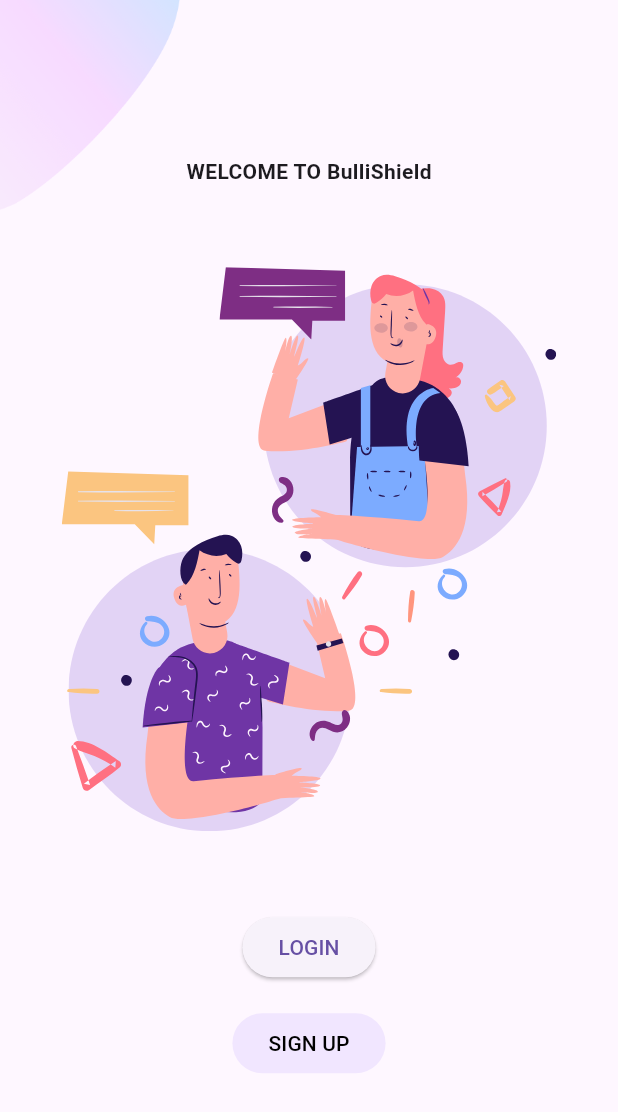
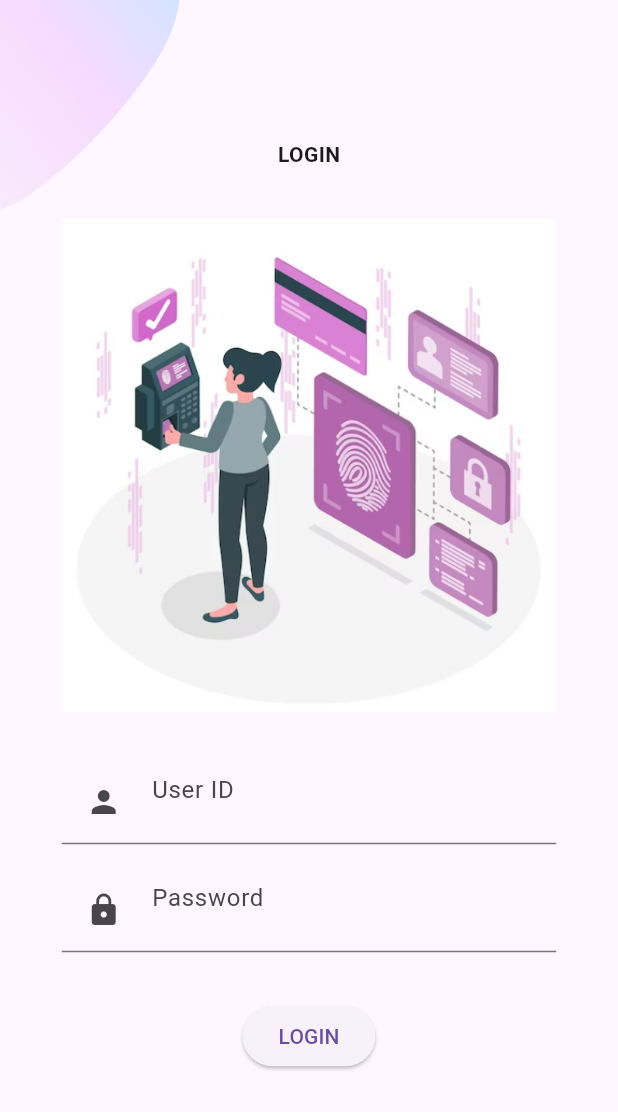
Before and after one commit to FarhanTahmid/Bullishield-Frontend, a Flutter app: the screen it shows after launch, after a tap on "LOGIN", on a phone screen of 412 x 824 dp. Shown: the top 1112 px of the screen. Run offline on Flutter 3.47's test engine with Material 3 defaults, Android fonts, the phone set to English and light mode, and no system bars; our stand-ins replace flutter_svg.

Commit message:
login done

```diff
--- /dev/null
+++ b/bullishield/lib/Screens/Login/components/login_form.dart
@@ -0,0 +1,206 @@
+import 'dart:convert';
+import 'dart:io';
+// import 'package:bullishield/Screens/HomePage/homepage.dart';
+import 'package:flutter/material.dart';
+// import 'package:fluttertoast/fluttertoast.dart';
+// import '../../../components/already_have_an_account_acheck.dart';
+import '../../../constants.dart';
+import '../../Signup/signup_screen.dart';
+// import 'package:http/http.dart' as http;
+// import 'package:bullishield/user.dart';
+// import 'package:bullishield/backend.dart';
+// import 'package:shared_preferences/shared_preferences.dart';
+
+class LoginForm extends StatefulWidget {
+  const LoginForm({super.key,});
+
+  @override
+  State<LoginForm> createState() => LoginFormState();
+}
+
+class LoginFormState extends State<LoginForm> {
+  // Defining Controller
+  final userIdController = TextEditingController();
+  final passwordController = TextEditingController();
+
+  // Storing the token
+  Future<void> storeToken(String token, String username) async {
+    // SharedPreferences prefs = await SharedPreferences.getInstance();
+    // await prefs.setString('token', token);
+    // await prefs.setString('username', username);
+  }
+
+  void login() async {
+    // Backend backend = Backend();
+    // String backendMeta = backend.backendMeta;
+    // String loginUrl = "$backendMeta/apis/login/";
+    // var recentUser = User();
+    // try {
+    //   var response = await http.post(Uri.parse(loginUrl), body: {
+    //     'username': userIdController.text.trim(),
+    //     'password': passwordController.text.trim(),
+    //   });
+
+    //   if ((response.statusCode) == 202) {
+    //     var data = jsonDecode(response.body);
+    //     String userAuthToken = data['token'];
+    //     // get user details via the api
+    //     var userDataURL = (backendMeta) +
+    //         '/apis/user_details/' +
+    //         userIdController.text.trim();
+    //     var getUserData = await http.get(Uri.parse(userDataURL));
+    //     var status = getUserData.statusCode;
+    //     if (getUserData.statusCode == 202) {
+    //       var userResponseData = jsonDecode(getUserData.body);
+
+    //       //Set the variables in User Class
+
+    //       recentUser.user_id = userResponseData['user_id'];
+    //       recentUser.organization_name = userResponseData['organization_name'];
+    //       recentUser.full_name = userResponseData['full_name'];
+    //       recentUser.user_picture = userResponseData['user_picture'];
+    //       recentUser.birth_date = userResponseData['birth_date'];
+    //       recentUser.contact_no = userResponseData['contact_no'];
+    //       recentUser.email_address = userResponseData['email_address'];
+    //       recentUser.home_address = userResponseData['home_address'];
+    //       recentUser.gender = userResponseData['gender'];
+    //       recentUser.is_proctor = userResponseData['is_proctor'];
+    //     }
+    //     if (Platform.isWindows) {
+    //       ScaffoldMessenger.of(context).showSnackBar(SnackBar(
+    //         content: Text("Login Successful!"),
+    //       ));
+    //     } else if (Platform.isAndroid) {
+    //       Fluttertoast.showToast(
+    //         msg: "Login Successful",
+    //         toastLength: Toast.LENGTH_SHORT,
+    //         gravity: ToastGravity.BOTTOM,
+    //         timeInSecForIosWeb: 1,
+    //         backgroundColor: Colors.grey[700],
+    //         textColor: Colors.white,
+    //         fontSize: 16.0,
+    //       );
+    //     }
+
+    //     //TODO:
+    //     //go to backends and get user information on arguments, fix api
+    //     //get response from the api and initialize and test 6s
+
+    //     // var get_user_info
+    //     // User current_user = User();
+    //     //Go to the homepage upon successful login
+    //     Navigator.push(
+    //       context,
+    //       MaterialPageRoute(
+    //           builder: (context) => HomePage(
+    //                 currentUser: recentUser,
+    //               )),
+    //     );
+    //   } else if ((response.statusCode) == 401) {
+    //     //show toast message upon unsuccessful login
+    //     if (Platform.isWindows) {
+    //       ScaffoldMessenger.of(context).showSnackBar(SnackBar(
+    //         content: Text("Login Wrong credentials! Try again!"),
+    //       ));
+    //     }
+
+    //     Fluttertoast.showToast(
+    //       msg: "Wrong credentials! Try again!",
+    //       toastLength: Toast.LENGTH_SHORT,
+    //       gravity: ToastGravity.BOTTOM,
+    //       timeInSecForIosWeb: 1,
+    //       backgroundColor: Colors.grey[700],
+    //       textColor: Colors.red,
+    //       fontSize: 16.0,
+    //     );
+    //   } else {
+    //     Fluttertoast.showToast(
+    //       msg: "Please check your network connection and Try again!",
+    //       toastLength: Toast.LENGTH_SHORT,
+    //       gravity: ToastGravity.BOTTOM,
+    //       timeInSecForIosWeb: 1,
+    //       backgroundColor: Colors.grey[700],
+    //       textColor: Colors.white,
+    //       fontSize: 16.0,
+    //     );
+    //   }
+    // } catch (e) {
+    //   if (Platform.isWindows) {
+    //     ScaffoldMessenger.of(context).showSnackBar(SnackBar(
+    //       content: Text("Please check your network connection and Try again!"),
+    //     ));
+    //   }
+    //   Fluttertoast.showToast(
+    //     msg: "Please check your network connection and Try again!",
+    //     toastLength: Toast.LENGTH_SHORT,
+    //     gravity: ToastGravity.BOTTOM,
+    //     timeInSecForIosWeb: 1,
+    //     backgroundColor: Colors.grey[700],
+    //     textColor: Colors.white,
+    //     fontSize: 16.0,
+    //   );
+    // }
+  }
+
+  @override
+  Widget build(BuildContext context) {
+    return Form(
+      child: Column(
+        children: [
+          TextFormField(
+            keyboardType: TextInputType.emailAddress,
+            textInputAction: TextInputAction.next,
+            cursorColor: kPrimaryColor,
+            controller: userIdController,
+            decoration: const InputDecoration(
+              hintText: "User ID",
+              prefixIcon: Padding(
+                padding: EdgeInsets.all(defaultPadding),
+                child: Icon(Icons.person),
+              ),
+            ),
+          ),
+          Padding(
+            padding: const EdgeInsets.symmetric(vertical: defaultPadding),
+            child: TextFormField(
+              textInputAction: TextInputAction.done,
+              obscureText: true,
+              cursorColor: kPrimaryColor,
+              controller: passwordController,
+              decoration: const InputDecoration(
+                hintText: "Password",
+                prefixIcon: Padding(
+                  padding: const EdgeInsets.all(defaultPadding),
+                  child: Icon(Icons.lock),
+                ),
+              ),
+            ),
+          ),
+          const SizedBox(height: defaultPadding),
+          Hero(
+            tag: "login_btn",
+            child: ElevatedButton(
+              onPressed: login,
+              child: Text(
+                "Login".toUpperCase(),
+              ),
+            ),
+          ),
+          const SizedBox(height: defaultPadding),
+          // AlreadyHaveAnAccountCheck(
+          //   press: () {
+          //     Navigator.push(
+          //       context,
+          //       MaterialPageRoute(
+          //         builder: (context) {
+          //           return SignUpScreen();
+          //         },
+          //       ),
+          //     );
+          //   },
+          // ),
+        ],
+      ),
+    );
+  }
+}
--- /dev/null
+++ b/bullishield/lib/Screens/Login/components/login_screen_top_image.dart
@@ -0,0 +1,30 @@
+import 'package:flutter/material.dart';
+import '../../../constants.dart';
+
+class LoginScreenTopImage extends StatelessWidget {
+  const LoginScreenTopImage({super.key,});
+
+  @override
+  Widget build(BuildContext context) {
+    return Column(
+      children: [
+        const Text(
+          "LOGIN",
+          style: TextStyle(fontWeight: FontWeight.bold),
+        ),
+        const SizedBox(height: defaultPadding * 2),
+        Row(
+          children: [
+            const Spacer(),
+            Expanded(
+              flex: 8,
+              child: Image.asset("assets/images/login.png"),
+            ),
+            const Spacer(),
+          ],
+        ),
+        const SizedBox(height: defaultPadding * 2),
+      ],
+    );
+  }
+}
--- /dev/null
+++ b/bullishield/lib/Screens/Login/login_screen.dart
@@ -0,0 +1,65 @@
+import 'package:flutter/material.dart';
+import 'package:bullishield/responsive.dart';
+
+import '../../components/background.dart';
+import 'components/login_form.dart';
+import 'components/login_screen_top_image.dart';
+
+class LoginScreen extends StatelessWidget {
+  const LoginScreen({Key? key}) : super(key: key);
+
+  @override
+  Widget build(BuildContext context) {
+    return Background(
+      child: SingleChildScrollView(
+        child: Responsive(
+          mobile: const MobileLoginScreen(),
+          desktop: Row(
+            children: [
+              const Expanded(
+                child: LoginScreenTopImage(),
+              ),
+              Expanded(
+                child: Row(
+                  mainAxisAlignment: MainAxisAlignment.center,
+                  children: const [
+                    SizedBox(
+                      width: 450,
+                      child: LoginForm(),
+                    ),
+                  ],
+                ),
+              ),
+            ],
+          ),
+        ),
+      ),
+    );
+  }
+}
+
+class MobileLoginScreen extends StatelessWidget {
+  const MobileLoginScreen({
+    Key? key,
+  }) : super(key: key);
+
+  @override
+  Widget build(BuildContext context) {
+    return Column(
+      mainAxisAlignment: MainAxisAlignment.center,
+      children: <Widget>[
+        const LoginScreenTopImage(),
+        Row(
+          children: const [
+            Spacer(),
+            Expanded(
+              flex: 8,
+              child: LoginForm(),
+            ),
+            Spacer(),
+          ],
+        ),
+      ],
+    );
+  }
+}
--- a/bullishield/lib/Screens/Welcome/components/login_signup_btn.dart
+++ b/bullishield/lib/Screens/Welcome/components/login_signup_btn.dart
@@ -1,8 +1,7 @@
-import 'package:bullishield/Screens/Welcome/welcome_Screen.dart';
 import 'package:flutter/material.dart';
 
 import '../../../constants.dart';
-// import '../../Login/login_screen.dart';
+import '../../Login/login_screen.dart';
 import '../../Signup/signup_screen.dart';
 
 class LoginAndSignupBtn extends StatelessWidget {
@@ -20,8 +19,7 @@ class LoginAndSignupBtn extends StatelessWidget {
                 context,
                 MaterialPageRoute(
                   builder: (context) {
-                    // return LoginScreen();
-                    return const WelcomeScreen();
+                    return const LoginScreen();
                   },
                 ),
               );
@@ -38,7 +36,6 @@ class LoginAndSignupBtn extends StatelessWidget {
               context,
               MaterialPageRoute(
                 builder: (context) {
-                  // return SignUpScreen();
                   return const SignUpScreen();
                 },
               ),
```
